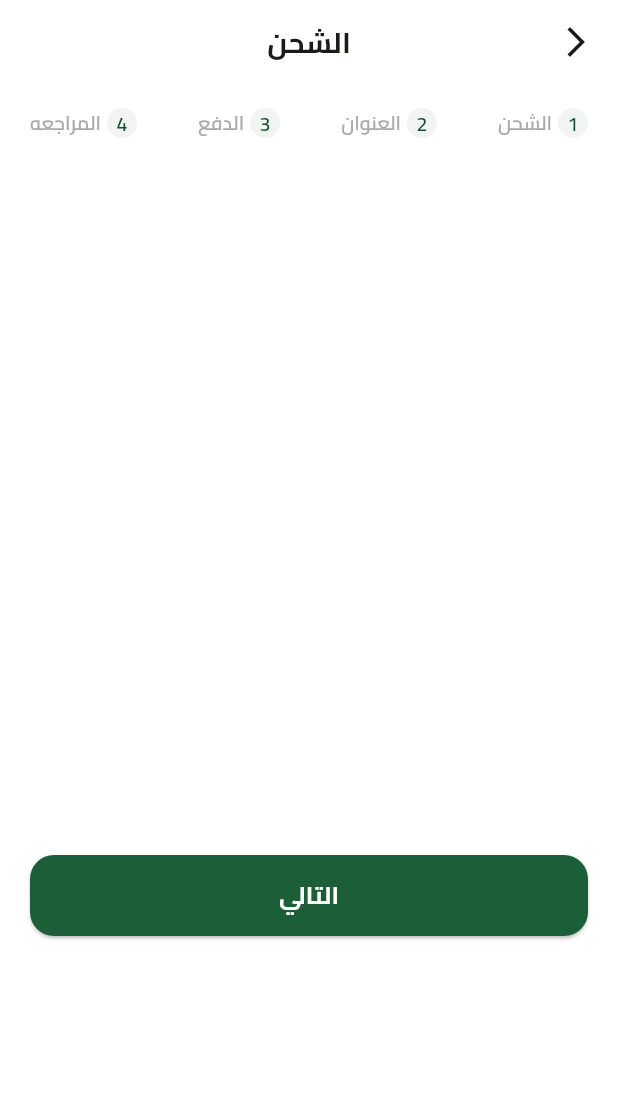
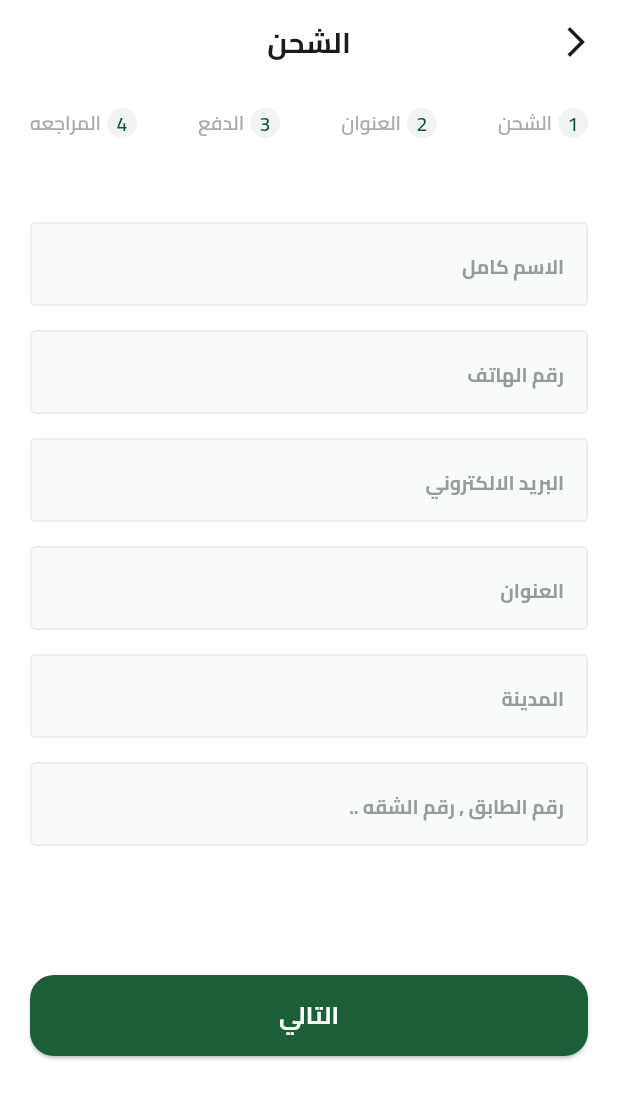
Before and after one commit to 3madhani/fruithub, a Flutter app: the CheckoutView screen opened by its route, swiped to page 2, on a phone screen of 412 x 824 dp. Shown: the top 1099 px of the screen. Run offline on Flutter 3.47's test engine with Material 3 defaults, Android fonts, the light colour scheme and no system bars; our stand-ins replace cached_network_image, cloud_firestore, dartz, dots_indicator, equatable, firebase_auth and 10 more; missing offline and left inert: flutter_facebook_auth; accounts and stored records are empty.

Commit message:
feat: add AddressInputSection widget and update CheckoutStepsPageView to include it

```diff
--- /dev/null
+++ b/lib/feature/checkout/presentation/views/widgets/address_input_section.dart
@@ -0,0 +1,52 @@
+import 'package:flutter/material.dart';
+import 'package:fruithub/core/common/custom_text_form_field.dart';
+
+class AddressInputSection extends StatelessWidget {
+  const AddressInputSection({super.key});
+
+  @override
+  Widget build(BuildContext context) {
+    return SingleChildScrollView(
+      child: Column(
+        children: [
+          const SizedBox(height: 24),
+          CustomTextFormField(
+            hintText: "الاسم كامل",
+            keyboardType: TextInputType.name,
+            controller: TextEditingController(),
+          ),
+          const SizedBox(height: 16),
+          CustomTextFormField(
+            hintText: "رقم الهاتف",
+            keyboardType: TextInputType.phone,
+            controller: TextEditingController(),
+          ),
+          const SizedBox(height: 16),
+          CustomTextFormField(
+            hintText: "البريد الالكتروني",
+            keyboardType: TextInputType.emailAddress,
+            controller: TextEditingController(),
+          ),
+          const SizedBox(height: 16),
+          CustomTextFormField(
+            hintText: "العنوان",
+            keyboardType: TextInputType.streetAddress,
+            controller: TextEditingController(),
+          ),
+          const SizedBox(height: 16),
+          CustomTextFormField(
+            hintText: "المدينة",
+            keyboardType: TextInputType.text,
+            controller: TextEditingController(),
+          ),
+          const SizedBox(height: 16),
+          CustomTextFormField(
+            hintText: "رقم الطابق , رقم الشقه ..",
+            keyboardType: TextInputType.number,
+            controller: TextEditingController(),
+          ),
+        ],
+      ),
+    );
+  }
+}
--- a/lib/feature/checkout/presentation/views/widgets/checkout_steps_page_view.dart
+++ b/lib/feature/checkout/presentation/views/widgets/checkout_steps_page_view.dart
@@ -1,6 +1,7 @@
 import 'package:flutter/material.dart';
 
 import '../../../../../core/constants/app_const.dart';
+import 'address_input_section.dart';
 import 'shipping_section.dart';
 
 class CheckoutStepsPageView extends StatelessWidget {
@@ -10,7 +11,7 @@ class CheckoutStepsPageView extends StatelessWidget {
 
   List<Widget> get pages => const [
     ShippingSection(),
-    SizedBox(),
+    AddressInputSection(),
     SizedBox(),
     SizedBox(),
   ];
--- a/lib/feature/checkout/presentation/views/widgets/checkout_view_body.dart
+++ b/lib/feature/checkout/presentation/views/widgets/checkout_view_body.dart
@@ -32,9 +32,13 @@ class _CheckoutViewBodyState extends State<CheckoutViewBody> {
             title: "التالي",
             onPressed: () {
               // Handle next button action
+              pageController.nextPage(
+                duration: const Duration(milliseconds: 300),
+                curve: Curves.easeInOut,
+              );
             },
           ),
-          const SizedBox(height: 200),
+          const SizedBox(height: 120),
         ],
       ),
     );
--- a/lib/feature/checkout/presentation/views/widgets/step_item.dart
+++ b/lib/feature/checkout/presentation/views/widgets/step_item.dart
@@ -1,21 +1,23 @@
 import 'package:flutter/material.dart';
+import 'package:fruithub/feature/checkout/presentation/views/widgets/active_step_item.dart';
 import 'package:fruithub/feature/checkout/presentation/views/widgets/inactive_step_item.dart';
 
 class StepItem extends StatelessWidget {
   final String stepName;
 
   final int stepNumber;
+
   const StepItem({super.key, required this.stepName, required this.stepNumber});
 
   @override
   Widget build(BuildContext context) {
     return AnimatedCrossFade(
       firstChild: InactiveStepItem(stepName: stepName, stepNumber: stepNumber),
-      secondChild: InactiveStepItem(stepName: stepName, stepNumber: stepNumber),
+      secondChild: ActiveStepItem(stepName: stepName),
       crossFadeState:
           stepNumber == 0
-              ? CrossFadeState.showFirst
-              : CrossFadeState.showSecond,
+              ? CrossFadeState.showSecond
+              : CrossFadeState.showFirst,
       duration: const Duration(milliseconds: 300),
     );
   }
```
